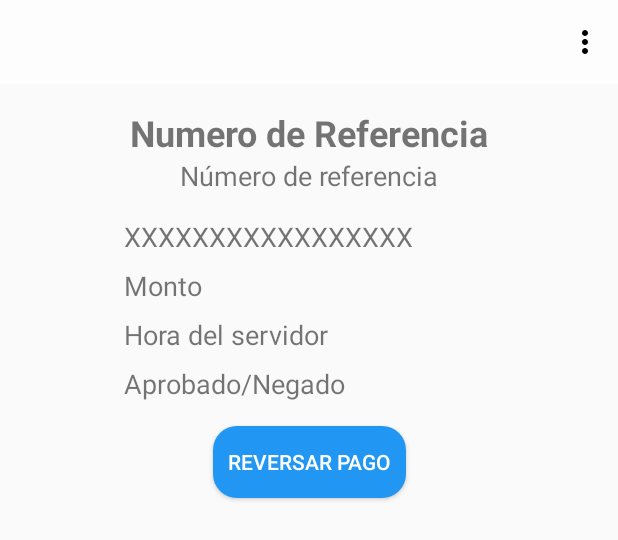
After one commit to ChillMarin/Axis, an Android app: the layout activity_lotes_detalle.xml on its own in the app's theme, with its tools: preview values and no code run, on a phone screen of 412 x 824 dp. The commit adds this screen. Shown: the top 540 px of the screen. Run offline under Robolectric (Android 15) with nearby library versions, the phone set to English and light mode, and no system bars.

Commit message:
Evolucion 3.0

```diff
--- a/app/src/main/java/com/example/axis/Recibos.java
+++ b/app/src/main/java/com/example/axis/Recibos.java
@@ -82,7 +82,7 @@ public class Recibos extends AppCompatActivity{
         return super.onOptionsItemSelected(item);
     }
 private void getTransacciones(){
-        TDatabase.child("Transaccion").addValueEventListener(new ValueEventListener() {
+        TDatabase.child("Transaccion").orderByChild("procesada").equalTo("0").addValueEventListener(new ValueEventListener() {
             @Override
             public void onDataChange(@NonNull DataSnapshot dataSnapshot) {
                 if (dataSnapshot.exists()){
@@ -117,6 +117,7 @@ private void getTransacciones(){
                             t.setIdTransaccion(ds.child("idTransaccion").getValue().toString());
                             t.setIdTarjeta(ds.child("idTarjeta").getValue().toString());
                             t.setIdCliente(ds.child("idCliente").getValue().toString());
+                            t.setProcesada(ds.child("procesada").getValue().toString());
                             transaccions.add(t);
                         }
                     }catch (Exception e){
--- a/app/src/main/java/com/example/axis/TarjetaPin.java
+++ b/app/src/main/java/com/example/axis/TarjetaPin.java
@@ -114,6 +114,7 @@ public class TarjetaPin extends AppCompatActivity{
         databaseReference.child("Tarjeta").child(id).setValue(tarjeta1);
         id = databaseReference.push().getKey();
         transaccion.setIdTransaccion(id);
+        transaccion.setProcesada("0");
         databaseReference.child("Transaccion").child(id).setValue(transaccion);
     }
     private void inicializarfirebase() {
--- a/app/src/main/res/layout/activity_cierre_de_lotes.xml
+++ b/app/src/main/res/layout/activity_cierre_de_lotes.xml
@@ -4,7 +4,7 @@
     xmlns:tools="http://schemas.android.com/tools"
     android:layout_width="match_parent"
     android:layout_height="match_parent"
-    tools:context=".Tarjeta">
+    tools:context=".CierreDeLotes">
 
     <TextView
         android:id="@+id/textView14"
--- /dev/null
+++ b/app/src/main/res/layout/activity_lotes_detalle.xml
@@ -0,0 +1,103 @@
+<?xml version="1.0" encoding="utf-8"?>
+<androidx.constraintlayout.widget.ConstraintLayout xmlns:android="http://schemas.android.com/apk/res/android"
+    xmlns:app="http://schemas.android.com/apk/res-auto"
+    xmlns:tools="http://schemas.android.com/tools"
+    android:layout_width="match_parent"
+    android:layout_height="wrap_content"
+    tools:context="">
+
+    <include
+        android:id="@+id/toolbarmenu"
+        layout="@layout/toolbar" />
+
+    <TextView
+        android:id="@+id/textViewEstatus"
+        android:layout_width="wrap_content"
+        android:layout_height="wrap_content"
+        android:layout_marginStart="8dp"
+        android:layout_marginLeft="8dp"
+        android:layout_marginTop="8dp"
+        android:layout_marginEnd="8dp"
+        android:layout_marginRight="8dp"
+        android:text="Aprobado/Negado"
+        android:textSize="18sp"
+        app:layout_constraintEnd_toEndOf="parent"
+        app:layout_constraintHorizontal_bias="0.3"
+        app:layout_constraintStart_toStartOf="parent"
+        app:layout_constraintTop_toBottomOf="@+id/textViewFecha" />
+
+    <TextView
+        android:id="@+id/textViewRef"
+        android:layout_width="wrap_content"
+        android:layout_height="wrap_content"
+        android:text="Número de referencia"
+        android:textSize="18sp"
+        app:layout_constraintBottom_toTopOf="@+id/TextViewCedula"
+        app:layout_constraintEnd_toEndOf="parent"
+        app:layout_constraintHorizontal_bias="0.5"
+        app:layout_constraintStart_toStartOf="parent"
+        app:layout_constraintTop_toBottomOf="@+id/textView6" />
+
+    <TextView
+        android:id="@+id/textViewFecha"
+        android:layout_width="wrap_content"
+        android:layout_height="wrap_content"
+        android:layout_marginTop="8dp"
+        android:text="Hora del servidor"
+        android:textSize="18sp"
+        app:layout_constraintStart_toStartOf="@+id/textViewEstatus"
+        app:layout_constraintTop_toBottomOf="@+id/textViewMonto" />
+
+    <TextView
+        android:id="@+id/TextViewCedula"
+        android:layout_width="wrap_content"
+        android:layout_height="wrap_content"
+        android:layout_marginTop="16dp"
+        android:text="XXXXXXXXXXXXXXXXX"
+        android:textSize="18sp"
+        app:layout_constraintStart_toStartOf="@+id/textViewMonto"
+        app:layout_constraintTop_toBottomOf="@+id/textViewRef" />
+
+    <TextView
+        android:id="@+id/textViewMonto"
+        android:layout_width="wrap_content"
+        android:layout_height="wrap_content"
+        android:layout_marginTop="8dp"
+        android:text="Monto"
+        android:textSize="18sp"
+        app:layout_constraintStart_toStartOf="@+id/textViewFecha"
+        app:layout_constraintTop_toBottomOf="@+id/TextViewCedula" />
+
+    <TextView
+        android:id="@+id/textView6"
+        android:layout_width="wrap_content"
+        android:layout_height="wrap_content"
+        android:layout_marginTop="16dp"
+        android:text="Numero de Referencia"
+        android:textSize="24sp"
+        android:textStyle="bold"
+        app:layout_constraintBottom_toTopOf="@+id/textViewRef"
+        app:layout_constraintEnd_toEndOf="parent"
+        app:layout_constraintHorizontal_bias="0.5"
+        app:layout_constraintStart_toStartOf="parent"
+        app:layout_constraintTop_toBottomOf="@+id/toolbarmenu" />
+
+    <Button
+        android:id="@+id/btnReversar"
+        android:layout_width="wrap_content"
+        android:layout_height="wrap_content"
+        android:layout_marginTop="16dp"
+        android:layout_marginBottom="16dp"
+        android:background="@drawable/buttonroundedatras"
+        android:onClick="re"
+        android:paddingLeft="10sp"
+        android:paddingRight="10sp"
+        android:text="@string/reversar_pago"
+        android:textColor="#FFFFFF"
+        app:layout_constraintBottom_toBottomOf="parent"
+        app:layout_constraintEnd_toEndOf="parent"
+        app:layout_constraintHorizontal_bias="0.5"
+        app:layout_constraintStart_toStartOf="parent"
+        app:layout_constraintTop_toBottomOf="@+id/textViewEstatus" />
+
+</androidx.constraintlayout.widget.ConstraintLayout>
```
Also changed, not shown: app/src/main/java/com/example/axis/CierreDeLotes.java (+65 -33 lines), app/src/main/java/com/example/axis/Models/Lote.java (+6 -6 lines), app/src/main/java/com/example/axis/Models/Transaccion.java (+9 -0 lines), app/src/main/java/com/example/axis/adapters/operacionesAdapter.java (added, +84 -0 lines).
